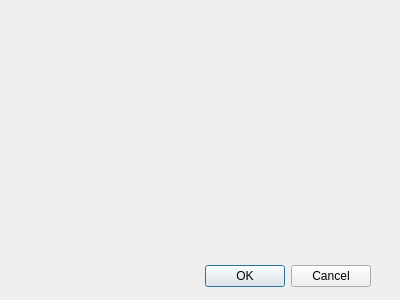
Old version of the form src/ui/windows/componenteditor.ui in the repository schim-app/schim.
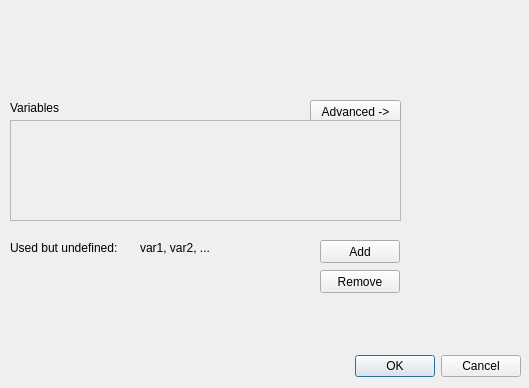
New version of the form.

Commit message: Add functionality to variable editor

```diff
--- a/src/ui/windows/componenteditor.ui
+++ b/src/ui/windows/componenteditor.ui
@@ -6,8 +6,8 @@
    <rect>
     <x>0</x>
     <y>0</y>
-    <width>400</width>
-    <height>300</height>
+    <width>529</width>
+    <height>388</height>
    </rect>
   </property>
   <property name="windowTitle">
@@ -16,9 +16,9 @@
   <widget class="QDialogButtonBox" name="buttonBox">
    <property name="geometry">
     <rect>
-     <x>30</x>
-     <y>260</y>
-     <width>341</width>
+     <x>10</x>
+     <y>350</y>
+     <width>511</width>
      <height>32</height>
     </rect>
    </property>
@@ -29,16 +29,141 @@
     <set>QDialogButtonBox::Cancel|QDialogButtonBox::Ok</set>
    </property>
   </widget>
-  <widget class="QWidget" name="verticalLayoutWidget">
+  <widget class="QLabel" name="label">
    <property name="geometry">
     <rect>
-     <x>-1</x>
-     <y>-1</y>
-     <width>401</width>
-     <height>251</height>
+     <x>10</x>
+     <y>100</y>
+     <width>57</width>
+     <height>15</height>
     </rect>
    </property>
-   <layout class="QVBoxLayout" name="layout"/>
+   <property name="text">
+    <string>Variables</string>
+   </property>
+  </widget>
+  <widget class="QPushButton" name="btnAdvanced">
+   <property name="geometry">
+    <rect>
+     <x>310</x>
+     <y>100</y>
+     <width>91</width>
+     <height>23</height>
+    </rect>
+   </property>
+   <property name="text">
+    <string>Advanced -&gt;</string>
+   </property>
+  </widget>
+  <widget class="QPushButton" name="btnAddVariable">
+   <property name="geometry">
+    <rect>
+     <x>320</x>
+     <y>240</y>
+     <width>80</width>
+     <height>23</height>
+    </rect>
+   </property>
+   <property name="text">
+    <string>Add</string>
+   </property>
+   <property name="default">
+    <bool>false</bool>
+   </property>
+   <property name="flat">
+    <bool>false</bool>
+   </property>
+  </widget>
+  <widget class="QScrollArea" name="scrollArea">
+   <property name="geometry">
+    <rect>
+     <x>10</x>
+     <y>120</y>
+     <width>391</width>
+     <height>101</height>
+    </rect>
+   </property>
+   <property name="sizePolicy">
+    <sizepolicy hsizetype="Expanding" vsizetype="Maximum">
+     <horstretch>0</horstretch>
+     <verstretch>0</verstretch>
+    </sizepolicy>
+   </property>
+   <property name="maximumSize">
+    <size>
+     <width>16777215</width>
+     <height>16777215</height>
+    </size>
+   </property>
+   <property name="contextMenuPolicy">
+    <enum>Qt::DefaultContextMenu</enum>
+   </property>
+   <property name="sizeAdjustPolicy">
+    <enum>QAbstractScrollArea::AdjustToContents</enum>
+   </property>
+   <property name="widgetResizable">
+    <bool>false</bool>
+   </property>
+   <widget class="QWidget" name="variablesView">
+    <property name="geometry">
+     <rect>
+      <x>0</x>
+      <y>0</y>
+      <width>375</width>
+      <height>70</height>
+     </rect>
+    </property>
+    <property name="sizePolicy">
+     <sizepolicy hsizetype="Preferred" vsizetype="Maximum">
+      <horstretch>0</horstretch>
+      <verstretch>0</verstretch>
+     </sizepolicy>
+    </property>
+    <layout class="QVBoxLayout" name="verticalLayout">
+     <property name="sizeConstraint">
+      <enum>QLayout::SetMinAndMaxSize</enum>
+     </property>
+    </layout>
+   </widget>
+  </widget>
+  <widget class="QLabel" name="label_2">
+   <property name="geometry">
+    <rect>
+     <x>10</x>
+     <y>240</y>
+     <width>121</width>
+     <height>16</height>
+    </rect>
+   </property>
+   <property name="text">
+    <string>Used but undefined:</string>
+   </property>
+  </widget>
+  <widget class="QLabel" name="labelUndefined">
+   <property name="geometry">
+    <rect>
+     <x>140</x>
+     <y>240</y>
+     <width>171</width>
+     <height>16</height>
+    </rect>
+   </property>
+   <property name="text">
+    <string>var1, var2, ...</string>
+   </property>
+  </widget>
+  <widget class="QPushButton" name="btnRemoveVariable">
+   <property name="geometry">
+    <rect>
+     <x>320</x>
+     <y>270</y>
+     <width>80</width>
+     <height>23</height>
+    </rect>
+   </property>
+   <property name="text">
+    <string>Remove</string>
+   </property>
   </widget>
  </widget>
  <resources/>
```
The commit also changes 12 other files.
